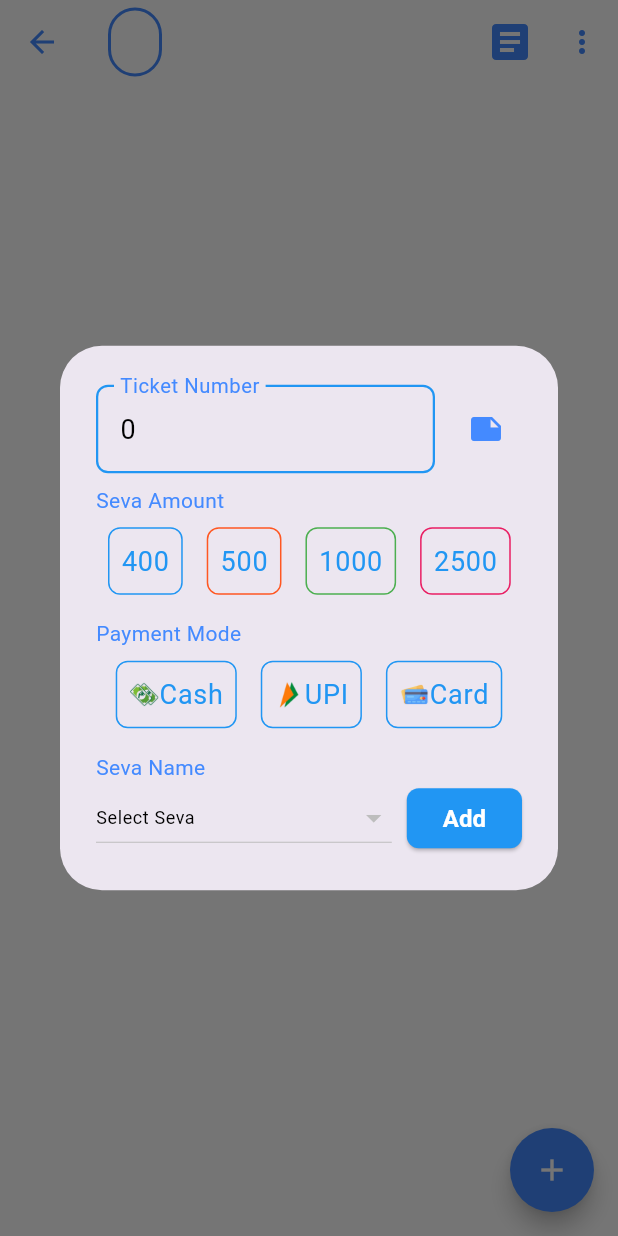
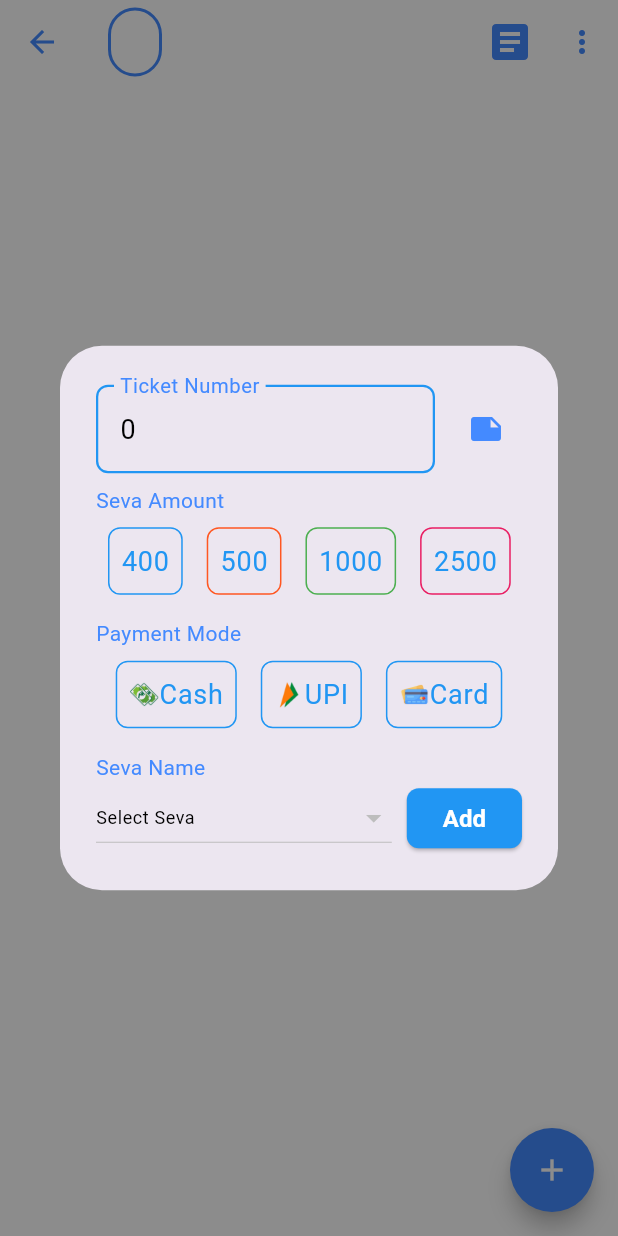
Before and after one commit to jayantadn/vkhillseva, a Flutter app: the TicketPage screen opened directly with empty values, after a tap on the "add" icon, on a phone screen of 412 x 824 dp. Run offline on Flutter 3.47's test engine with Material 3 defaults, Android fonts, the phone set to English and light mode, and no system bars; our stand-ins replace firebase_core, firebase_database, fl_chart, fluttertoast, google_fonts, synchronized; accounts and stored records are empty.

Commit message:
refactor ticket page modal to use showGeneralDialog with enhanced animations and state management

```diff
--- a/lib/nitya_seva/ticket_page.dart
+++ b/lib/nitya_seva/ticket_page.dart
@@ -343,9 +343,14 @@ class _TicketPageState extends State<TicketPage> {
     sevaNames = _getSevaNames(amount);
     sevaName = sevaNames.isNotEmpty ? sevaNames[0] : "";
 
-    showDialog(
+    showGeneralDialog(
       context: context,
-      builder: (BuildContext context) {
+      barrierDismissible: true,
+      barrierLabel: MaterialLocalizations.of(context).modalBarrierDismissLabel,
+      barrierColor: Colors.black45,
+      transitionDuration: const Duration(milliseconds: 300),
+      pageBuilder: (BuildContext buildContext, Animation animation,
+          Animation secondaryAnimation) {
         return StatefulBuilder(
           builder: (BuildContext context, StateSetter setModalState) {
             return AlertDialog(
@@ -508,7 +513,7 @@ class _TicketPageState extends State<TicketPage> {
                                 ),
                               ),
                             );
-                          }).toList(),
+                          }),
                         ],
                       ),
                     ),
@@ -640,6 +645,15 @@ class _TicketPageState extends State<TicketPage> {
           },
         );
       },
+      transitionBuilder: (context, animation, secondaryAnimation, child) {
+        return SlideTransition(
+          position: Tween<Offset>(
+            begin: Offset(0, 1),
+            end: Offset(0, 0),
+          ).animate(animation),
+          child: child,
+        );
+      },
     );
   }
 
```
